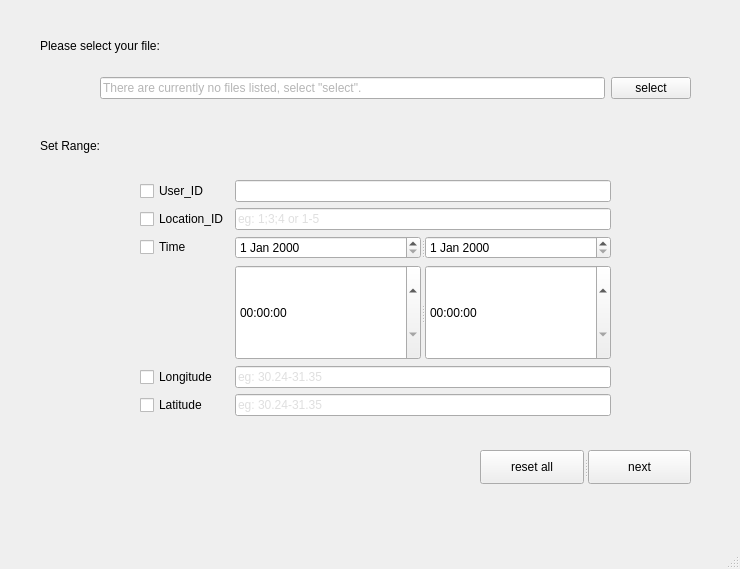
Qt form mainwindow.ui (Jzyz-Q/QT-POI) before a commit.
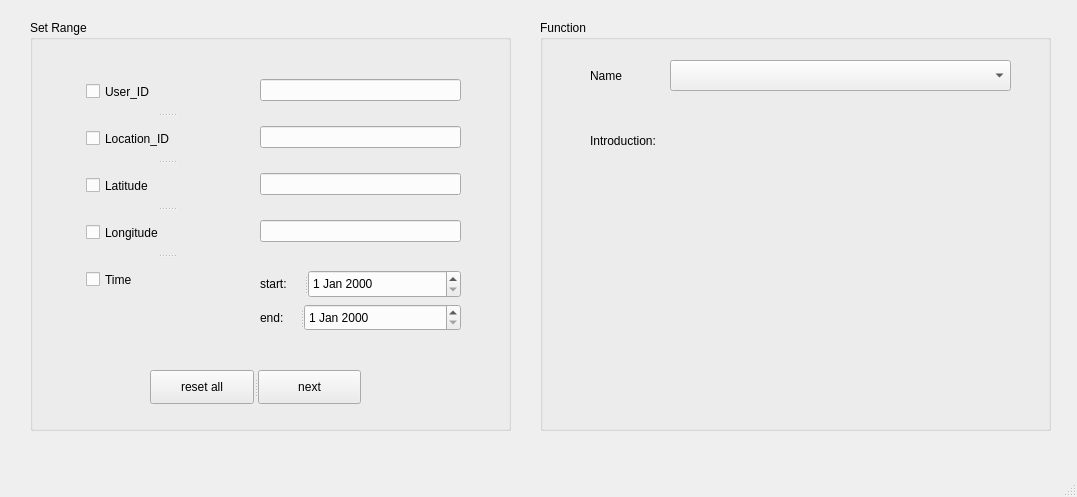
The same form after that commit.

```diff
--- a/mainwindow.ui
+++ b/mainwindow.ui
@@ -6,87 +6,19 @@
    <rect>
     <x>0</x>
     <y>0</y>
-    <width>740</width>
-    <height>569</height>
+    <width>1077</width>
+    <height>497</height>
    </rect>
   </property>
   <property name="windowTitle">
    <string>MainWindow</string>
   </property>
   <widget class="QWidget" name="centralwidget">
-   <widget class="QLabel" name="label">
-    <property name="geometry">
-     <rect>
-      <x>40</x>
-      <y>30</y>
-      <width>221</width>
-      <height>31</height>
-     </rect>
-    </property>
-    <property name="styleSheet">
-     <string notr="true">font: 75 10pt &quot;Arial&quot;;
-</string>
-    </property>
-    <property name="text">
-     <string>Please select your file:</string>
-    </property>
-   </widget>
-   <widget class="QLabel" name="SetRange">
-    <property name="geometry">
-     <rect>
-      <x>40</x>
-      <y>130</y>
-      <width>131</width>
-      <height>31</height>
-     </rect>
-    </property>
-    <property name="styleSheet">
-     <string notr="true">font: 9pt &quot;Times New Roman&quot;;
-font: 10pt &quot;Arial&quot;;</string>
-    </property>
-    <property name="text">
-     <string>Set Range:</string>
-    </property>
-   </widget>
-   <widget class="QWidget" name="">
-    <property name="geometry">
-     <rect>
-      <x>100</x>
-      <y>70</y>
-      <width>591</width>
-      <height>36</height>
-     </rect>
-    </property>
-    <layout class="QHBoxLayout" name="horizontalLayout">
-     <item>
-      <widget class="QLineEdit" name="lineEdit">
-       <property name="styleSheet">
-        <string notr="true">color: rgb(181, 181, 181);
-border-top-color: rgb(255, 170, 127);
-font: 9pt &quot;Segoe UI Historic&quot;;</string>
-       </property>
-       <property name="text">
-        <string>There are currently no files listed, select &quot;select&quot;.</string>
-       </property>
-      </widget>
-     </item>
-     <item>
-      <widget class="QPushButton" name="start">
-       <property name="styleSheet">
-        <string notr="true">font: 9pt &quot;Times New Roman&quot;;</string>
-       </property>
-       <property name="text">
-        <string>select</string>
-       </property>
-      </widget>
-     </item>
-    </layout>
-   </widget>
    <widget class="QSplitter" name="splitter">
     <property name="geometry">
      <rect>
-      <x>480</x>
-      <y>450</y>
+      <x>150</x>
+      <y>370</y>
       <width>211</width>
       <height>34</height>
      </rect>
@@ -105,136 +37,235 @@
      </property>
     </widget>
    </widget>
-   <widget class="QWidget" name="">
+   <widget class="QSplitter" name="splitter_4">
     <property name="geometry">
      <rect>
-      <x>140</x>
-      <y>180</y>
-      <width>471</width>
-      <height>236</height>
+      <x>86</x>
+      <y>70</y>
+      <width>161</width>
+      <height>231</height>
      </rect>
     </property>
-    <layout class="QGridLayout" name="gridLayout">
-     <item row="6" column="1">
+    <property name="orientation">
+     <enum>Qt::Vertical</enum>
+    </property>
+    <widget class="QCheckBox" name="User_ID">
+     <property name="styleSheet">
+      <string notr="true">font: 75 10pt &quot;Arial&quot;;
+selection-color: rgb(206, 206, 206);</string>
+     </property>
+     <property name="text">
+      <string>User_ID</string>
+     </property>
+    </widget>
+    <widget class="QCheckBox" name="Location_ID">
+     <property name="styleSheet">
+      <string notr="true">font: 75 10pt &quot;Arial&quot;;
+selection-color: rgb(206, 206, 206);</string>
+     </property>
+     <property name="text">
+      <string>Location_ID</string>
+     </property>
+    </widget>
+    <widget class="QCheckBox" name="Latitude">
+     <property name="styleSheet">
+      <string notr="true">font: 75 10pt &quot;Arial&quot;;
+selection-color: rgb(206, 206, 206);</string>
+     </property>
+     <property name="text">
+      <string>Latitude</string>
+     </property>
+    </widget>
+    <widget class="QCheckBox" name="Longitude">
+     <property name="styleSheet">
+      <string notr="true">font: 75 10pt &quot;Arial&quot;;
+selection-color: rgb(206, 206, 206);</string>
+     </property>
+     <property name="text">
+      <string>Longitude</string>
+     </property>
+    </widget>
+    <widget class="QCheckBox" name="Time">
+     <property name="styleSheet">
+      <string notr="true">font: 75 10pt &quot;Arial&quot;;
+selection-color: rgb(206, 206, 206);</string>
+     </property>
+     <property name="text">
+      <string>Time</string>
+     </property>
+    </widget>
+   </widget>
+   <widget class="QWidget" name="layoutWidget">
+    <property name="geometry">
+     <rect>
+      <x>260</x>
+      <y>60</y>
+      <width>201</width>
+      <height>201</height>
+     </rect>
+    </property>
+    <layout class="QVBoxLayout" name="verticalLayout">
+     <item>
+      <widget class="QLineEdit" name="userid_edit">
+       <property name="styleSheet">
+        <string notr="true">font: 9pt &quot;Segoe UI Historic&quot;;
+selection-color: rgb(0, 0, 0);
+</string>
+       </property>
+       <property name="text">
+        <string/>
+       </property>
+      </widget>
+     </item>
+     <item>
+      <widget class="QLineEdit" name="locationid_edit">
+       <property name="styleSheet">
+        <string notr="true">font: 9pt &quot;Segoe UI Historic&quot;;
+</string>
+       </property>
+       <property name="text">
+        <string/>
+       </property>
+      </widget>
+     </item>
+     <item>
       <widget class="QLineEdit" name="la_edit">
        <property name="styleSheet">
         <string notr="true">font: 9pt &quot;Segoe UI Historic&quot;;
-color: rgb(223, 223, 223);</string>
+</string>
        </property>
        <property name="text">
-        <string>eg: 30.24-31.35</string>
+        <string/>
        </property>
       </widget>
      </item>
-     <item row="2" column="1">
+     <item>
+      <widget class="QLineEdit" name="lo_edit">
+       <property name="styleSheet">
+        <string notr="true">font: 9pt &quot;Segoe UI Historic&quot;;
+</string>
+       </property>
+       <property name="text">
+        <string/>
+       </property>
+      </widget>
+     </item>
+    </layout>
+   </widget>
+   <widget class="QWidget" name="layoutWidget">
+    <property name="geometry">
+     <rect>
+      <x>260</x>
+      <y>270</y>
+      <width>201</width>
+      <height>61</height>
+     </rect>
+    </property>
+    <layout class="QVBoxLayout" name="verticalLayout_2">
+     <item>
       <widget class="QSplitter" name="splitter_2">
        <property name="orientation">
         <enum>Qt::Horizontal</enum>
        </property>
-       <widget class="QDateEdit" name="dateEdit_2"/>
+       <widget class="QLabel" name="label">
+        <property name="styleSheet">
+         <string notr="true">font: 75 10pt &quot;Arial&quot;;</string>
+        </property>
+        <property name="text">
+         <string>start:</string>
+        </property>
+       </widget>
        <widget class="QDateEdit" name="dateEdit"/>
       </widget>
      </item>
-     <item row="1" column="0">
-      <widget class="QCheckBox" name="Location_ID">
-       <property name="styleSheet">
-        <string notr="true">font: 75 10pt &quot;Arial&quot;;
-selection-color: rgb(206, 206, 206);</string>
-       </property>
-       <property name="text">
-        <string>Location_ID</string>
-       </property>
-      </widget>
-     </item>
-     <item row="2" column="0">
-      <widget class="QCheckBox" name="Time">
-       <property name="styleSheet">
-        <string notr="true">font: 75 10pt &quot;Arial&quot;;
-selection-color: rgb(206, 206, 206);</string>
-       </property>
-       <property name="text">
-        <string>Time</string>
-       </property>
-      </widget>
-     </item>
-     <item row="0" column="0">
-      <widget class="QCheckBox" name="User_ID">
-       <property name="styleSheet">
-        <string notr="true">font: 75 10pt &quot;Arial&quot;;
-selection-color: rgb(206, 206, 206);</string>
-       </property>
-       <property name="text">
-        <string>User_ID</string>
-       </property>
-      </widget>
-     </item>
-     <item row="1" column="1">
-      <widget class="QLineEdit" name="locationid_edit">
-       <property name="styleSheet">
-        <string notr="true">font: 9pt &quot;Segoe UI Historic&quot;;
-color: rgb(223, 223, 223);</string>
-       </property>
-       <property name="text">
-        <string>eg: 1;3;4 or 1-5</string>
-       </property>
-      </widget>
-     </item>
-     <item row="6" column="0">
-      <widget class="QCheckBox" name="Latitude">
-       <property name="styleSheet">
-        <string notr="true">font: 75 10pt &quot;Arial&quot;;
-selection-color: rgb(206, 206, 206);</string>
-       </property>
-       <property name="text">
-        <string>Latitude</string>
-       </property>
-      </widget>
-     </item>
-     <item row="5" column="1">
-      <widget class="QLineEdit" name="lo_edit">
-       <property name="styleSheet">
-        <string notr="true">font: 9pt &quot;Segoe UI Historic&quot;;
-color: rgb(223, 223, 223);</string>
-       </property>
-       <property name="text">
-        <string>eg: 30.24-31.35</string>
-       </property>
-      </widget>
-     </item>
-     <item row="3" column="1">
+     <item>
       <widget class="QSplitter" name="splitter_3">
        <property name="orientation">
         <enum>Qt::Horizontal</enum>
        </property>
-       <widget class="QTimeEdit" name="timeEdit_2"/>
-       <widget class="QTimeEdit" name="timeEdit"/>
-      </widget>
-     </item>
-     <item row="5" column="0">
-      <widget class="QCheckBox" name="Longitude">
-       <property name="styleSheet">
-        <string notr="true">font: 75 10pt &quot;Arial&quot;;
-selection-color: rgb(206, 206, 206);</string>
-       </property>
-       <property name="text">
-        <string>Longitude</string>
-       </property>
-      </widget>
-     </item>
-     <item row="0" column="1">
-      <widget class="QLineEdit" name="userid_edit">
-       <property name="styleSheet">
-        <string notr="true">font: 9pt &quot;Segoe UI Historic&quot;;
-selection-color: rgb(0, 0, 0);
-color: rgb(223, 223, 223);</string>
-       </property>
-       <property name="text">
-        <string/>
-       </property>
+       <widget class="QLabel" name="label_2">
+        <property name="styleSheet">
+         <string notr="true">font: 75 10pt &quot;Arial&quot;;</string>
+        </property>
+        <property name="text">
+         <string>end:</string>
+        </property>
+       </widget>
+       <widget class="QDateEdit" name="dateEdit_2"/>
       </widget>
      </item>
     </layout>
    </widget>
+   <widget class="QGroupBox" name="groupBox">
+    <property name="geometry">
+     <rect>
+      <x>540</x>
+      <y>20</y>
+      <width>511</width>
+      <height>411</height>
+     </rect>
+    </property>
+    <property name="styleSheet">
+     <string notr="true">font: 9pt &quot;Times New Roman&quot;;
+font: 10pt &quot;Arial&quot;;</string>
+    </property>
+    <property name="title">
+     <string>Function</string>
+    </property>
+    <widget class="QComboBox" name="fctBox">
+     <property name="geometry">
+      <rect>
+       <x>130</x>
+       <y>40</y>
+       <width>341</width>
+       <height>31</height>
+      </rect>
+     </property>
+    </widget>
+    <widget class="QLabel" name="label_3">
+     <property name="geometry">
+      <rect>
+       <x>50</x>
+       <y>40</y>
+       <width>81</width>
+       <height>31</height>
+      </rect>
+     </property>
+     <property name="text">
+      <string>Name</string>
+     </property>
+    </widget>
+    <widget class="QLabel" name="label_4">
+     <property name="geometry">
+      <rect>
+       <x>50</x>
+       <y>100</y>
+       <width>121</width>
+       <height>41</height>
+      </rect>
+     </property>
+     <property name="text">
+      <string>Introduction:</string>
+     </property>
+    </widget>
+   </widget>
+   <widget class="QGroupBox" name="groupBox_2">
+    <property name="geometry">
+     <rect>
+      <x>30</x>
+      <y>20</y>
+      <width>481</width>
+      <height>411</height>
+     </rect>
+    </property>
+    <property name="styleSheet">
+     <string notr="true">font: 9pt &quot;Times New Roman&quot;;
+font: 10pt &quot;Arial&quot;;</string>
+    </property>
+    <property name="title">
+     <string>Set Range</string>
+    </property>
+   </widget>
   </widget>
   <widget class="QMenuBar" name="menubar">
    <property name="geometry">
```
Left out of the diff: 2 changed lines with no effect on the pictures.
